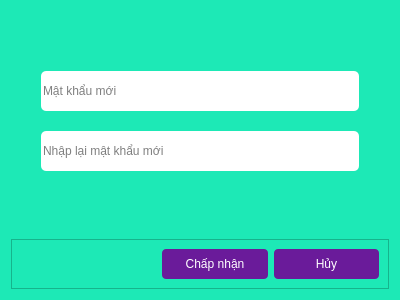
First picture: the form in password.ui, repository duydvu/Library, before the edit.
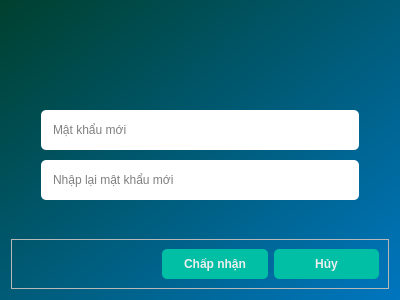
Second picture: the form after the edit. Icons and pictures are not drawn.

The edit to the form file:
```diff
--- a/password.ui
+++ b/password.ui
@@ -14,19 +14,19 @@
    <string>Dialog</string>
   </property>
   <property name="styleSheet">
-   <string notr="true">background-color: #1DE9B6;</string>
+   <string notr="true">background: qlineargradient(spread:reflect, x1:0, y1:0, x2:1, y2:1, stop:0 rgba(0, 64, 46, 255), stop:1 rgba(0, 118, 191, 255));</string>
   </property>
   <layout class="QGridLayout" name="gridLayout" rowstretch="6,1">
    <item row="0" column="0">
-    <layout class="QVBoxLayout" name="verticalLayout" stretch="1,1,1">
+    <layout class="QVBoxLayout" name="verticalLayout" stretch="3,1,1,1">
      <property name="spacing">
-      <number>20</number>
+      <number>10</number>
      </property>
      <property name="leftMargin">
       <number>30</number>
      </property>
      <property name="topMargin">
-      <number>60</number>
+      <number>20</number>
      </property>
      <property name="rightMargin">
       <number>30</number>
@@ -34,6 +34,18 @@
      <property name="bottomMargin">
       <number>0</number>
      </property>
+     <item>
+      <widget class="QLabel" name="label">
+       <property name="styleSheet">
+        <string notr="true">background: none;
+height: 50px;
+image: url(Images/pass.png);</string>
+       </property>
+       <property name="text">
+        <string/>
+       </property>
+      </widget>
+     </item>
      <item>
       <widget class="QLineEdit" name="pass1">
        <property name="styleSheet">
@@ -41,7 +53,8 @@
 border: none;
 border-radius: 5px;
 background-color: #fff;
-font: 15pt &quot;Myriad Pro Cond&quot;;</string>
+font: 15pt &quot;Myriad Pro Cond&quot;;
+padding-left: 10px;</string>
        </property>
        <property name="echoMode">
         <enum>QLineEdit::Password</enum>
@@ -58,7 +71,8 @@
 border: none;
 border-radius: 5px;
 background-color: #fff;
-font: 15pt &quot;Myriad Pro Cond&quot;;</string>
+font: 15pt &quot;Myriad Pro Cond&quot;;
+padding-left: 10px;</string>
        </property>
        <property name="echoMode">
         <enum>QLineEdit::Password</enum>
@@ -71,7 +85,8 @@
      <item>
       <widget class="QLabel" name="result">
        <property name="styleSheet">
-        <string notr="true">font: 15pt &quot;Myriad Pro Cond&quot;;</string>
+        <string notr="true">font: 15pt &quot;Myriad Pro Cond&quot;;
+background: none;</string>
        </property>
        <property name="text">
         <string/>
@@ -85,6 +100,9 @@
    </item>
    <item row="1" column="0">
     <widget class="QFrame" name="frame">
+     <property name="styleSheet">
+      <string notr="true">background: none;</string>
+     </property>
      <property name="frameShape">
       <enum>QFrame::StyledPanel</enum>
      </property>
@@ -98,23 +116,20 @@
       <item>
        <widget class="QPushButton" name="accept">
         <property name="styleSheet">
-         <string notr="true">#accept 
+         <string notr="true">QPushButton 
 {
 	height: 30px;
-	border-radius: 4px;
-	border: none;
+	border-width: 0px;
+	border-radius: 5px;
 	font: 15pt &quot;Myriad Pro Cond&quot;;
-	background: #6A1B9A;
-	color: #fff;
+	background: #00BFA5;
+	color: #eee;
 	outline: none;
+	font-weight: bold;
 }
-#accept:hover 
+QPushButton:hover 
 {
-	background: #8E24AA;
-}
-#accept:pressed 
-{
-	padding-top: 2px;
+	background-color: #1DE9B6;
 }</string>
         </property>
         <property name="text">
@@ -125,23 +140,20 @@
       <item>
        <widget class="QPushButton" name="cancel">
         <property name="styleSheet">
-         <string notr="true">#cancel 
+         <string notr="true">QPushButton 
 {
 	height: 30px;
-	border-radius: 4px;
-	border: none;
+	border-width: 0px;
+	border-radius: 5px;
 	font: 15pt &quot;Myriad Pro Cond&quot;;
-	background: #6A1B9A;
-	color: #fff;
+	background: #00BFA5;
+	color: #eee;
 	outline: none;
+	font-weight: bold;
 }
-#cancel:hover 
+QPushButton:hover 
 {
-	background: #8E24AA;
-}
-#cancel:pressed 
-{
-	padding-top: 2px;
+	background-color: #1DE9B6;
 }</string>
         </property>
         <property name="text">
```
Left out of the diff: 6 changed lines with no effect on the pictures.
